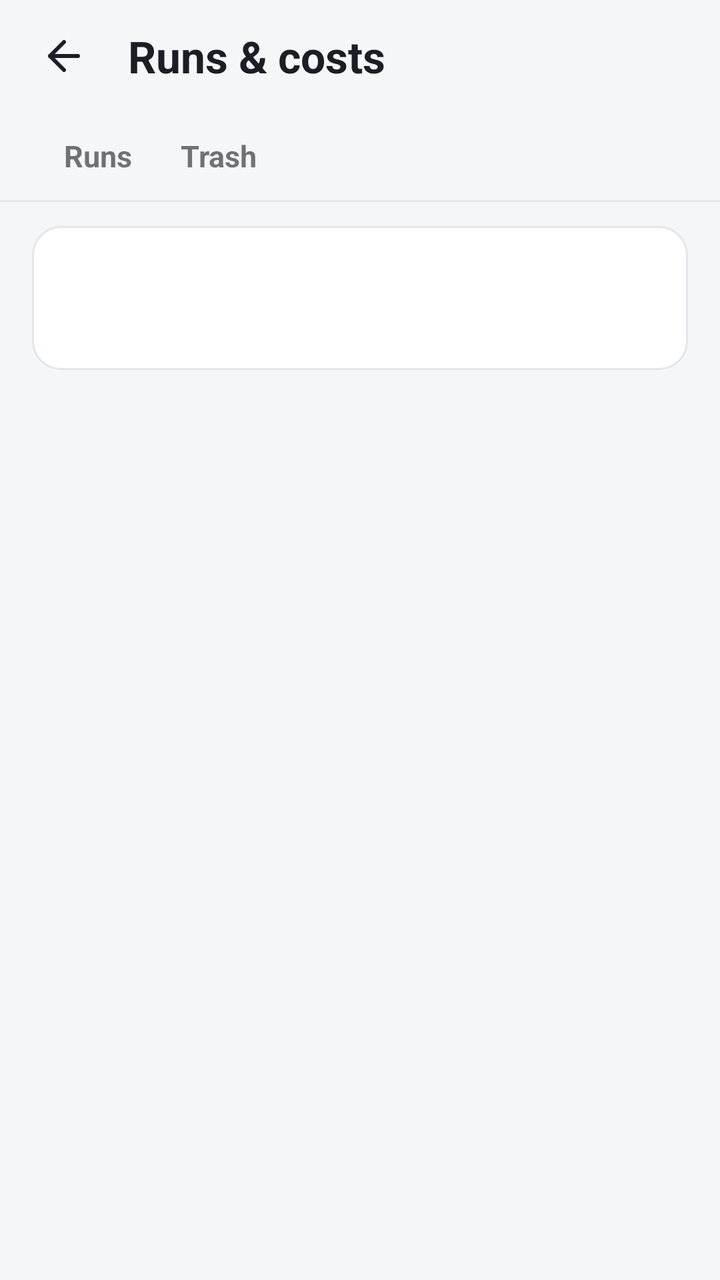
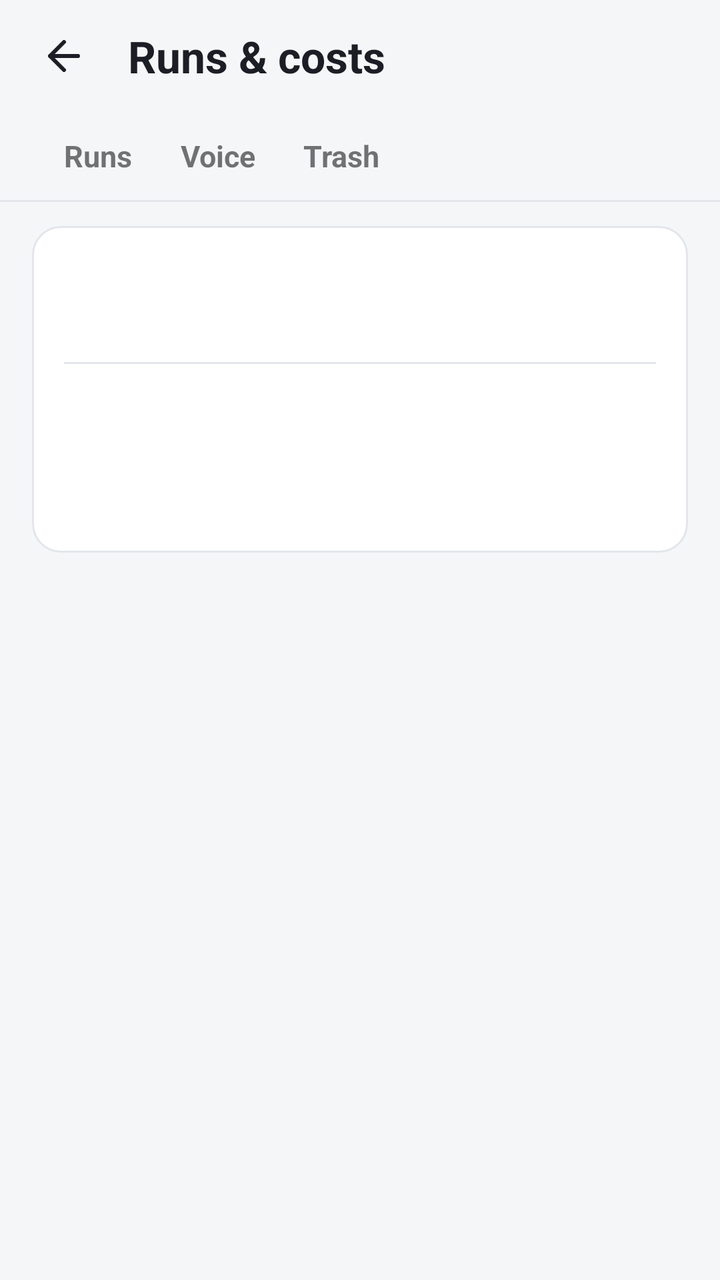

Before-and-after screenshots of an Android layout around one commit, followed by the original layout XML and the change that was made.
<!-- AndroidManifest.xml: application theme Theme.VoiceControl -->
<!-- res/layout/activity_runs.xml -->
<?xml version="1.0" encoding="utf-8"?>
<LinearLayout xmlns:android="http://schemas.android.com/apk/res/android"
    android:id="@+id/runsRoot"
    android:layout_width="match_parent"
    android:layout_height="match_parent"
    android:orientation="vertical">

    
    <LinearLayout
        android:layout_width="match_parent"
        android:layout_height="56dp"
        android:gravity="center_vertical"
        android:orientation="horizontal"
        android:paddingStart="8dp"
        android:paddingEnd="12dp">

        <ImageButton
            android:id="@+id/runsBack"
            android:layout_width="48dp"
            android:layout_height="48dp"
            android:background="?attr/selectableItemBackgroundBorderless"
            android:contentDescription="@string/runs_back"
            android:src="@drawable/ic_arrow_back" />

        <TextView
            android:layout_width="0dp"
            android:layout_height="wrap_content"
            android:layout_marginStart="8dp"
            android:layout_weight="1"
            android:text="@string/runs_title"
            android:textColor="@color/vc_text"
            android:textSize="22sp"
            android:textStyle="bold" />
    </LinearLayout>

    
    <LinearLayout
        android:layout_width="match_parent"
        android:layout_height="wrap_content"
        android:orientation="horizontal"
        android:paddingStart="20dp"
        android:paddingEnd="20dp">

        <TextView
            android:id="@+id/tabRuns"
            android:layout_width="wrap_content"
            android:layout_height="44dp"
            android:background="?attr/selectableItemBackground"
            android:gravity="center"
            android:paddingStart="12dp"
            android:paddingEnd="12dp"
            android:text="@string/runs_tab_runs"
            android:textSize="15sp"
            android:textStyle="bold" />

        <TextView
            android:id="@+id/tabTrash"
            android:layout_width="wrap_content"
            android:layout_height="44dp"
            android:background="?attr/selectableItemBackground"
            android:gravity="center"
            android:paddingStart="12dp"
            android:paddingEnd="12dp"
            android:text="@string/runs_tab_trash"
            android:textSize="15sp"
            android:textStyle="bold" />
    </LinearLayout>

    <View
        android:layout_width="match_parent"
        android:layout_height="1dp"
        android:background="@color/vc_card_stroke" />

    <ScrollView
        android:id="@+id/runsScroll"
        android:layout_width="match_parent"
        android:layout_height="0dp"
        android:layout_weight="1"
        android:fillViewport="true">

        <LinearLayout
            android:id="@+id/runsContent"
            android:layout_width="match_parent"
            android:layout_height="wrap_content"
            android:orientation="vertical"
            android:paddingStart="16dp"
            android:paddingTop="12dp"
            android:paddingEnd="16dp"
            android:paddingBottom="24dp">

            
            <LinearLayout
                android:id="@+id/totalsCard"
                style="@style/VC.Card"
                android:orientation="horizontal"
                android:paddingStart="8dp"
                android:paddingEnd="8dp">

                <include
                    android:id="@+id/totalRuns"
                    layout="@layout/item_run_stat" />

                <include
                    android:id="@+id/totalCost"
                    layout="@layout/item_run_stat" />

                <include
                    android:id="@+id/totalTokens"
                    layout="@layout/item_run_stat" />

                <include
                    android:id="@+id/totalSuccess"
                    layout="@layout/item_run_stat" />
            </LinearLayout>

            
            <LinearLayout
                android:id="@+id/liveCard"
                android:layout_width="match_parent"
                android:layout_height="wrap_content"
                android:layout_marginTop="12dp"
                android:background="@drawable/bg_card_live"
                android:clickable="true"
                android:focusable="true"
                android:foreground="?attr/selectableItemBackground"
                android:orientation="vertical"
                android:padding="16dp"
                android:visibility="gone">

                <LinearLayout
                    android:layout_width="match_parent"
                    android:layout_height="wrap_content"
                    android:gravity="center_vertical"
                    android:orientation="horizontal">

                    <TextView
                        android:id="@+id/liveChip"
                        android:layout_width="wrap_content"
                        android:layout_height="wrap_content" />

                    <TextView
                        android:id="@+id/liveStep"
                        android:layout_width="0dp"
                        android:layout_height="wrap_content"
                        android:layout_marginStart="8dp"
                        android:layout_weight="1"
                        android:textColor="@color/vc_text_secondary"
                        android:textSize="13sp" />

                    <Button
                        android:id="@+id/liveStop"
                        style="@style/VC.Button"
                        android:layout_width="wrap_content"
                        android:layout_height="wrap_content"
                        android:backgroundTint="@color/vc_stop"
                        android:minWidth="72dp"
                        android:text="@string/runs_stop" />
                </LinearLayout>

                <TextView
                    android:id="@+id/liveTask"
                    android:layout_width="match_parent"
                    android:layout_height="wrap_content"
                    android:layout_marginTop="4dp"
                    android:textColor="@color/vc_text"
                    android:textSize="15sp"
                    android:textStyle="bold" />

                <TextView
                    android:id="@+id/liveAction"
                    android:layout_width="match_parent"
                    android:layout_height="wrap_content"
                    android:layout_marginTop="2dp"
                    android:fontFamily="monospace"
                    android:textColor="@color/vc_text"
                    android:textSize="13sp" />

                <TextView
                    android:id="@+id/liveMetrics"
                    android:layout_width="match_parent"
                    android:layout_height="wrap_content"
                    android:layout_marginTop="2dp"
                    android:textColor="@color/vc_text_secondary"
                    android:textSize="13sp" />
            </LinearLayout>

            
            <LinearLayout
                android:id="@+id/trashBar"
                android:layout_width="match_parent"
                android:layout_height="wrap_content"
                android:gravity="center_vertical"
                android:orientation="horizontal"
                android:visibility="gone">

                <CheckBox
                    android:id="@+id/selectAll"
                    android:layout_width="0dp"
                    android:layout_height="wrap_content"
                    android:layout_weight="1"
                    android:text="@string/runs_select_all"
                    android:textColor="@color/vc_text" />

                <Button
                    android:id="@+id/restoreButton"
                    style="@style/VC.Button.Borderless"
                    android:layout_width="wrap_content"
                    android:layout_height="wrap_content"
                    android:text="@string/runs_restore" />

                <Button
                    android:id="@+id/purgeButton"
                    style="@style/VC.Button.Borderless"
                    android:layout_width="wrap_content"
                    android:layout_height="wrap_content"
                    android:text="@string/runs_delete_forever"
                    android:textColor="@color/vc_error" />
            </LinearLayout>

            <TextView
                android:id="@+id/listNote"
                android:layout_width="match_parent"
                android:layout_height="wrap_content"
                android:layout_marginTop="12dp"
                android:layout_marginBottom="4dp"
                android:textColor="@color/vc_text_secondary"
                android:textSize="12sp" />

            <LinearLayout
                android:id="@+id/runsList"
                android:layout_width="match_parent"
                android:layout_height="wrap_content"
                android:orientation="vertical" />

            <TextView
                android:id="@+id/emptyText"
                android:layout_width="match_parent"
                android:layout_height="wrap_content"
                android:gravity="center"
                android:paddingTop="48dp"
                android:paddingBottom="48dp"
                android:textColor="@color/vc_text_secondary"
                android:textSize="14sp"
                android:visibility="gone" />
        </LinearLayout>
    </ScrollView>
</LinearLayout>
<!-- res/layout/item_run_stat.xml (included above) -->
<?xml version="1.0" encoding="utf-8"?>
<LinearLayout xmlns:android="http://schemas.android.com/apk/res/android"
    android:layout_width="0dp"
    android:layout_height="wrap_content"
    android:layout_weight="1"
    android:gravity="center_horizontal"
    android:orientation="vertical">

    <TextView
        android:id="@+id/statValue"
        android:layout_width="wrap_content"
        android:layout_height="wrap_content"
        android:maxLines="1"
        android:textColor="@color/vc_text"
        android:textSize="16sp"
        android:textStyle="bold" />

    <TextView
        android:id="@+id/statLabel"
        android:layout_width="wrap_content"
        android:layout_height="wrap_content"
        android:layout_marginTop="2dp"
        android:maxLines="1"
        android:textColor="@color/vc_text_secondary"
        android:textSize="12sp" />
</LinearLayout>
<!-- resources referenced by this layout -->
<resources>
  <color name="vc_card_stroke">#E3E6EB</color>
  <color name="vc_error">#D93025</color>
  <color name="vc_stop">#E53935</color>
  <color name="vc_text">#1B1E24</color>
  <color name="vc_text_secondary">#5F6672</color>
  <!-- drawable bg_card_live (drawable) -->
  <?xml version="1.0" encoding="utf-8"?>
  <shape xmlns:android="http://schemas.android.com/apk/res/android" android:shape="rectangle">
      <solid android:color="@color/vc_card" />
      <stroke android:width="2dp" android:color="@color/vc_accent" />
      <corners android:radius="14dp" />
  </shape>
  <!-- drawable ic_arrow_back (drawable) -->
  <?xml version="1.0" encoding="utf-8"?>
  <vector xmlns:android="http://schemas.android.com/apk/res/android"
      android:width="24dp"
      android:height="24dp"
      android:autoMirrored="true"
      android:tint="@color/vc_text"
      android:viewportWidth="24"
      android:viewportHeight="24">
      <path
          android:pathData="M19,12H5M12,19l-7,-7 7,-7"
          android:strokeWidth="2"
          android:strokeColor="#FFFFFFFF"
          android:strokeLineCap="round"
          android:strokeLineJoin="round" />
  </vector>
  <string name="runs_back">Back</string>
  <string name="runs_delete_forever">Delete forever</string>
  <string name="runs_restore">Restore</string>
  <string name="runs_select_all">Select all</string>
  <string name="runs_stop">Stop</string>
  <string name="runs_tab_runs">Runs</string>
  <string name="runs_tab_trash">Trash</string>
  <string name="runs_title">Runs &amp; costs</string>
  <style name="VC.Button" parent="Widget.AppCompat.Button.Colored">
          <item name="android:textAllCaps">false</item>
      </style>
  <style name="VC.Button.Borderless" parent="Widget.AppCompat.Button.Borderless.Colored">
          <item name="android:textAllCaps">false</item>
      </style>
  <style name="VC.Card" parent="">
          <item name="android:layout_width">match_parent</item>
          <item name="android:layout_height">wrap_content</item>
          <item name="android:background">@drawable/bg_card</item>
          <item name="android:orientation">vertical</item>
          <item name="android:padding">16dp</item>
      </style>
  <style name="Theme.VoiceControl" parent="Theme.AppCompat.Light.NoActionBar">
          <item name="colorPrimary">@color/vc_accent</item>
          <item name="colorPrimaryDark">@color/vc_accent_dark</item>
          <item name="colorAccent">@color/vc_accent</item>
          <item name="android:windowBackground">@color/vc_bg</item>
          <item name="android:textColorPrimary">@color/vc_text</item>
          <item name="android:textColorSecondary">@color/vc_text_secondary</item>
          <item name="android:windowLightStatusBar">true</item>
          <item name="android:windowLightNavigationBar">true</item>
      </style>
  <color name="vc_card">#FFFFFF</color>
  <color name="vc_accent">#3F51F5</color>
  <!-- drawable bg_card (drawable) -->
  <?xml version="1.0" encoding="utf-8"?>
  <shape xmlns:android="http://schemas.android.com/apk/res/android" android:shape="rectangle">
      <solid android:color="@color/vc_card" />
      <stroke android:width="1dp" android:color="@color/vc_card_stroke" />
      <corners android:radius="14dp" />
  </shape>
  <color name="vc_accent_dark">#2F3DCB</color>
  <color name="vc_bg">#F5F6F8</color>
</resources>

<!-- the commit's change to res/layout/activity_runs.xml (unified diff, before → after) -->
@@ -50,6 +50,18 @@
             android:paddingStart="12dp"
             android:paddingEnd="12dp"
             android:text="@string/runs_tab_runs"
+            android:textSize="15sp"
+            android:textStyle="bold" />
+
+        <TextView
+            android:id="@+id/tabVoice"
+            android:layout_width="wrap_content"
+            android:layout_height="44dp"
+            android:background="?attr/selectableItemBackground"
+            android:gravity="center"
+            android:paddingStart="12dp"
+            android:paddingEnd="12dp"
+            android:text="@string/runs_tab_voice"
             android:textSize="15sp"
             android:textStyle="bold" />
 
@@ -92,25 +104,72 @@
             <LinearLayout
                 android:id="@+id/totalsCard"
                 style="@style/VC.Card"
-                android:orientation="horizontal"
+                android:orientation="vertical"
                 android:paddingStart="8dp"
                 android:paddingEnd="8dp">
 
-                <include
-                    android:id="@+id/totalRuns"
-                    layout="@layout/item_run_stat" />
-
-                <include
-                    android:id="@+id/totalCost"
-                    layout="@layout/item_run_stat" />
-
-                <include
-                    android:id="@+id/totalTokens"
-                    layout="@layout/item_run_stat" />
-
-                <include
-                    android:id="@+id/totalSuccess"
-                    layout="@layout/item_run_stat" />
+                <LinearLayout
+                    android:layout_width="match_parent"
+                    android:layout_height="wrap_content"
+                    android:orientation="horizontal">
+
+                    <include
+                        android:id="@+id/totalRuns"
+                        layout="@layout/item_run_stat" />
+
+                    <include
+                        android:id="@+id/totalCost"
+                        layout="@layout/item_run_stat" />
+
+                    <include
+                        android:id="@+id/totalTokens"
+                        layout="@layout/item_run_stat" />
+
+                    <include
+                        android:id="@+id/totalSuccess"
+                        layout="@layout/item_run_stat" />
+                </LinearLayout>
+
+                <View
+                    android:layout_width="match_parent"
+                    android:layout_height="1dp"
+                    android:layout_marginStart="8dp"
+                    android:layout_marginTop="12dp"
+                    android:layout_marginEnd="8dp"
+                    android:layout_marginBottom="12dp"
+                    android:background="@color/vc_card_stroke" />
+
+                <LinearLayout
+                    android:layout_width="match_parent"
+                    android:layout_height="wrap_content"
+                    android:orientation="horizontal">
+
+                    <include
+                        android:id="@+id/totalVoiceSessions"
+                        layout="@layout/item_run_stat" />
+
+                    <include
+                        android:id="@+id/totalVoiceMinutes"
+                        layout="@layout/item_run_stat" />
+
+                    <include
+                        android:id="@+id/totalVoiceCost"
+                        layout="@layout/item_run_stat" />
+
+                    <include
+                        android:id="@+id/totalAllIn"
+                        layout="@layout/item_run_stat" />
+                </LinearLayout>
+
+                <TextView
+                    android:id="@+id/totalsNote"
+                    android:layout_width="match_parent"
+                    android:layout_height="wrap_content"
+                    android:layout_marginStart="8dp"
+                    android:layout_marginTop="10dp"
+                    android:layout_marginEnd="8dp"
+                    android:textColor="@color/vc_text_secondary"
+                    android:textSize="12sp" />
             </LinearLayout>
 
             
<!-- resource entries referenced after the edit -->
@@ -35,6 +35,7 @@
   <string name="runs_stop">Stop</string>
   <string name="runs_tab_runs">Runs</string>
   <string name="runs_tab_trash">Trash</string>
+  <string name="runs_tab_voice">Voice</string>
   <string name="runs_title">Runs &amp; costs</string>
   <style name="VC.Button" parent="Widget.AppCompat.Button.Colored">
           <item name="android:textAllCaps">false</item>
